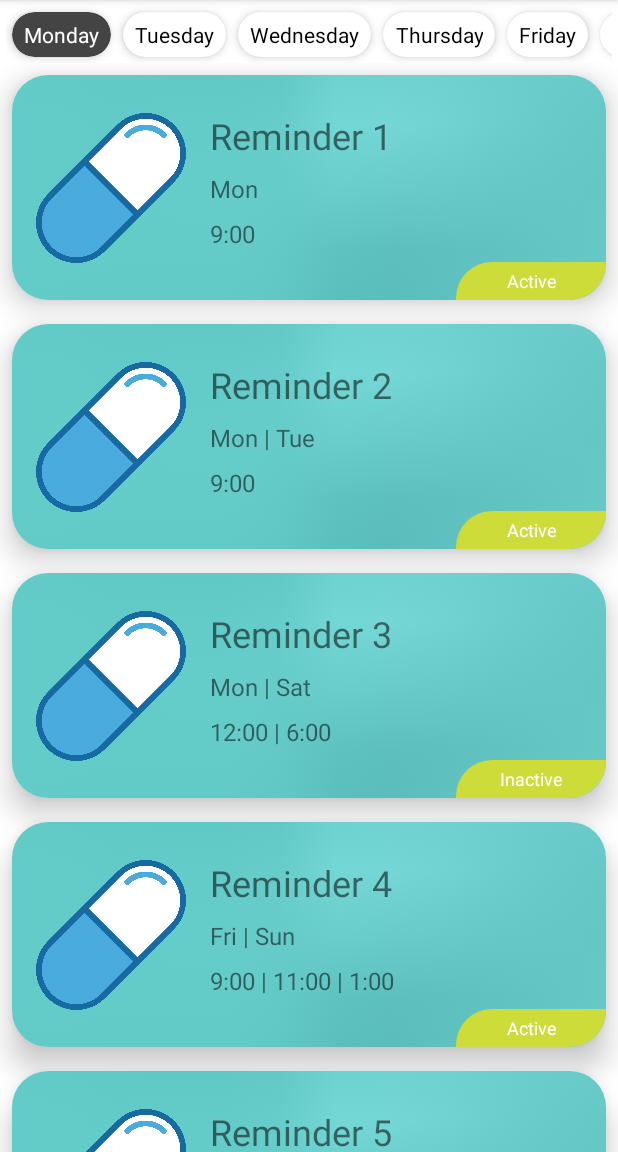
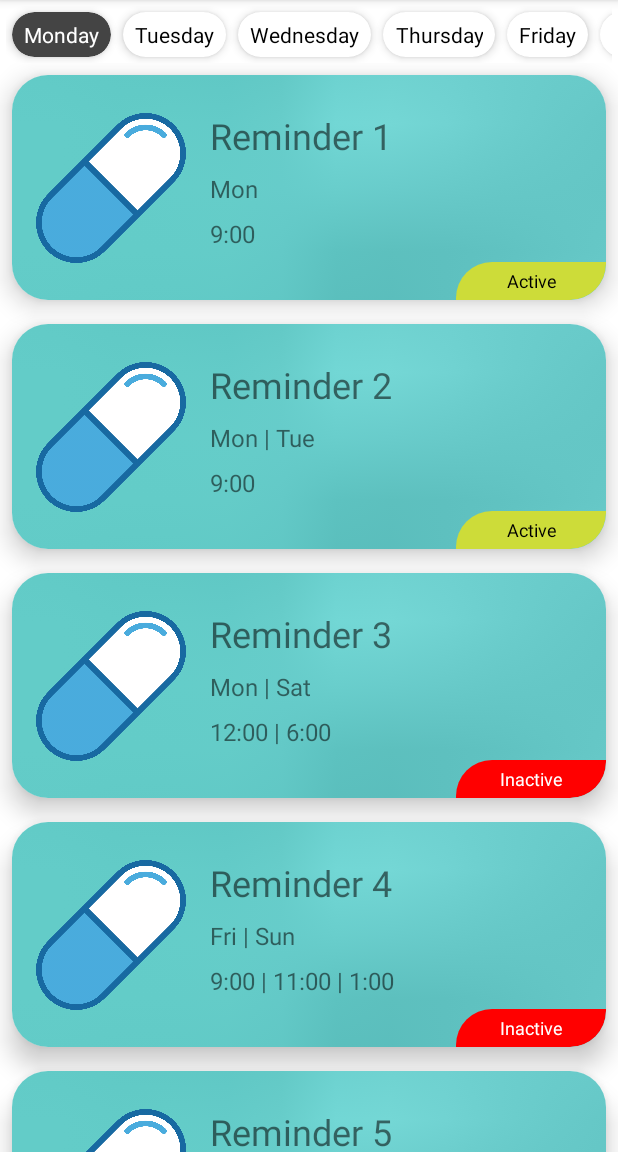
Before and after one commit to sothengski/MyHealthReminder, an Android app: the screen it shows after launch (MainActivity), on a phone screen of 412 x 824 dp, the part 84-1236 px from its top. Run offline under Robolectric (Android 15) with nearby library versions, the phone set to English and light mode, and no system bars.

Commit message:
Updated Reminder Status to Boolean Value

```diff
--- a/app/src/main/java/com/example/myhealthreminder/MainActivity.kt
+++ b/app/src/main/java/com/example/myhealthreminder/MainActivity.kt
@@ -26,29 +26,29 @@ class MainActivity : AppCompatActivity() {
         // 2- Data source: List of ReminderModel Objects
         var remindersList: ArrayList<ReminderModel> = ArrayList()
 
-        var reminder1 = ReminderModel(R.drawable.pill_symbol, "Reminder 1", "Mon", "9:00", "Active")
+        var reminder1 = ReminderModel(R.drawable.pill_symbol, "Reminder 1", "Mon", "9:00", true)
         var reminder2 =
-            ReminderModel(R.drawable.pill_symbol, "Reminder 2", "Mon | Tue", "9:00", "Active")
+            ReminderModel(R.drawable.pill_symbol, "Reminder 2", "Mon | Tue", "9:00", true)
         var reminder3 = ReminderModel(
             R.drawable.pill_symbol,
             "Reminder 3",
             "Mon | Sat",
             "12:00 | 6:00",
-            "Inactive"
+            false
         )
         var reminder4 = ReminderModel(
             R.drawable.pill_symbol,
             "Reminder 4",
             "Fri | Sun",
             "9:00 | 11:00 | 1:00",
-            "Active"
+            false
         )
         var reminder5 = ReminderModel(
             R.drawable.pill_symbol,
             "Reminder 5",
             "Wed | Thu",
             "6:00 | 12:00 | 18:00 | 0:00",
-            "inactive"
+            false
         )
 
         remindersList.add(reminder1)
--- a/app/src/main/java/com/example/myhealthreminder/ReminderModel.kt
+++ b/app/src/main/java/com/example/myhealthreminder/ReminderModel.kt
@@ -5,5 +5,5 @@ data class ReminderModel(
     val reminderName: String,
     val reminderDays: String,
     val reminderTimes: String,
-    val reminderStatus: String
+    val reminderStatus: Boolean
 )
--- a/app/src/main/java/com/example/myhealthreminder/RemindersAdapter.kt
+++ b/app/src/main/java/com/example/myhealthreminder/RemindersAdapter.kt
@@ -1,11 +1,13 @@
 package com.example.myhealthreminder
 
+import android.graphics.Color
 import android.view.LayoutInflater
 import android.view.View
 import android.view.ViewGroup
 import android.widget.ImageView
 import android.widget.TextView
 import android.widget.Toast
+import androidx.cardview.widget.CardView
 import androidx.recyclerview.widget.RecyclerView
 
 class RemindersAdapter(val remindersList: ArrayList<ReminderModel>) :
@@ -56,6 +58,9 @@ class RemindersAdapter(val remindersList: ArrayList<ReminderModel>) :
         holder.reminderName.setText(remindersList[position].reminderName)
         holder.reminderDays.setText(remindersList[position].reminderDays)
         holder.reminderTimes.setText(remindersList[position].reminderTimes)
-        holder.reminderStatus.setText(remindersList[position].reminderStatus)
+        holder.reminderStatus.setText(if (remindersList[position].reminderStatus) "Active" else "Inactive")
+        holder.reminderStatus.setTextColor(if (remindersList[position].reminderStatus) Color.BLACK else Color.WHITE)
+        holder.reminderStatus.setBackgroundResource(if (remindersList[position].reminderStatus) R.drawable.rounded_corner else R.drawable.rounded_corner_inactive)
+
     }
 }
--- /dev/null
+++ b/app/src/main/res/drawable/rounded_corner_inactive.xml
@@ -0,0 +1,8 @@
+<shape xmlns:android="http://schemas.android.com/apk/res/android">
+    <solid android:color="@color/red"/>
+    <corners android:topLeftRadius="24dp"
+    android:topRightRadius="0dp"
+    android:bottomRightRadius="24dp"
+    android:bottomLeftRadius="0dp"
+    />
+</shape>
--- a/app/src/main/res/layout/card_item_layout.xml
+++ b/app/src/main/res/layout/card_item_layout.xml
@@ -1,12 +1,13 @@
 <?xml version="1.0" encoding="utf-8"?>
 <androidx.cardview.widget.CardView xmlns:android="http://schemas.android.com/apk/res/android"
     xmlns:app="http://schemas.android.com/apk/res-auto"
+    android:id="@+id/item_card"
     android:layout_width="match_parent"
     android:layout_height="150dp"
     android:layout_margin="8dp"
     android:background="@color/white"
     app:cardCornerRadius="24dp"
-    app:cardElevation="12dp">
+    app:cardElevation="10dp">
 
     <androidx.constraintlayout.widget.ConstraintLayout
         android:layout_width="match_parent"
```
